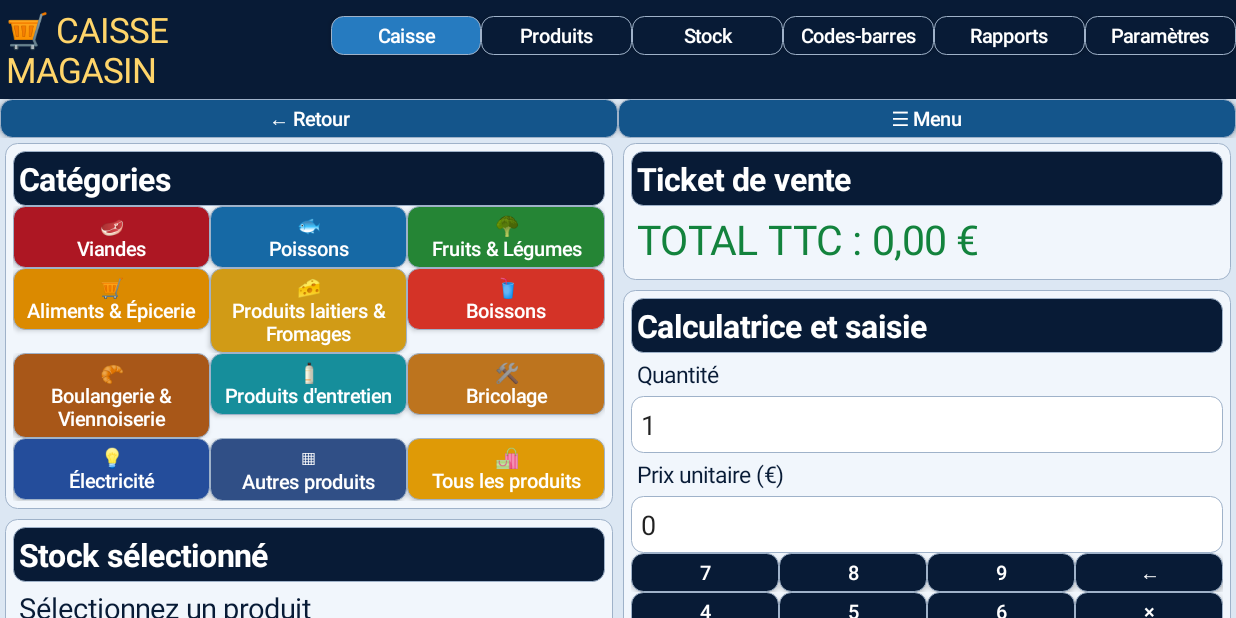
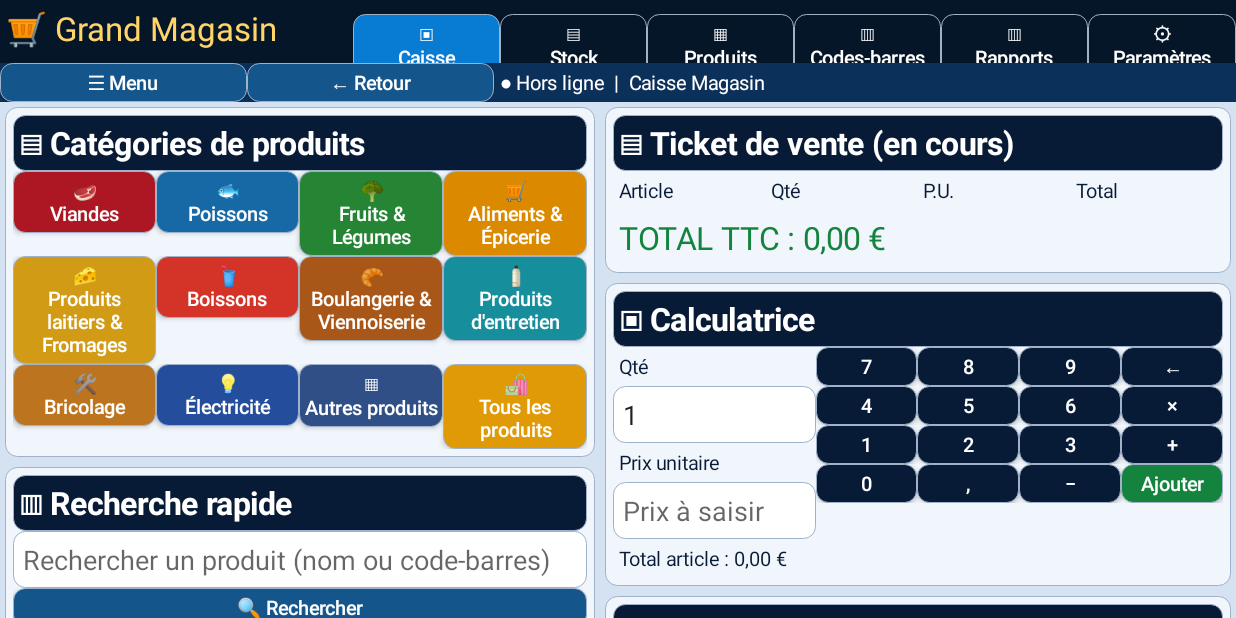
Before and after one commit to hadjahmedkad-ui/Caisse-Magasin, an Android app: the screen it shows after launch (MainActivity), on a phone screen of 824 x 412 dp (held sideways). Run offline under Robolectric (Android 15) with nearby library versions, the phone set to English and light mode, and no system bars.

Commit message:
Recomposer interface caisse proche des maquettes : grille 4x3, ticket tabulaire, calculatrice et paiements

```diff
--- a/app/src/main/java/com/caissemagasin/app/MainActivity.java
+++ b/app/src/main/java/com/caissemagasin/app/MainActivity.java
@@ -52,17 +52,51 @@ public class MainActivity extends Activity {
  JSONObject find(String code){for(JSONObject p:products)if(!code.isEmpty()&&p.optString("code").equals(code))return p;return null;}
  double total(){double t=0;for(JSONObject c:cart)t+=c.optDouble("qty")*c.optDouble("price");return t;}
  void toast(String s){Toast.makeText(this,s,Toast.LENGTH_LONG).show();}
- void show(String page){root=col();root.setBackgroundColor(0xffdce7f3);setContentView(root);LinearLayout top=row();top.setBackgroundColor(navy);root.addView(top);add(top,txt("🛒 CAISSE MAGASIN",23,gold),2.2f);for(String n:new String[]{"Caisse","Produits","Stock","Codes-barres","Rapports","Paramètres"})add(top,btn(n,n.equals(page)?0xff267bc0:navy,()->show(n)),1);
- LinearLayout nav=row();root.addView(nav);add(nav,btn("← Retour",blue,()->show("Caisse")),1);add(nav,btn("☰ Menu",blue,()->show("Caisse")),1);
- ScrollView scroll=new ScrollView(this);root.addView(scroll,new LinearLayout.LayoutParams(-1,0,1));body=col();scroll.addView(body);
- switch(page){case "Caisse":caisse();break;case "Produits":produits(null);break;case "Stock":stock();break;case "Codes-barres":codes();break;case "Rapports":rapports();break;default:parametres();}}
- void caisse(){LinearLayout main=row();body.addView(main);LinearLayout left=col(),right=col();main.addView(left,new LinearLayout.LayoutParams(0,-2,1));main.addView(right,new LinearLayout.LayoutParams(0,-2,1));
- LinearLayout categories=panel(left,"Catégories");for(int i=0;i<cats.length;i+=3){LinearLayout r=row();categories.addView(r);for(int j=i;j<Math.min(i+3,cats.length);j++){String c=cats[j];add(r,btn(catIcons[j]+"\n"+c,catColors[j],()->{show("Produits");produits(c);}),1);}}
- LinearLayout stock=panel(left,"Stock sélectionné");JSONObject selected=find(chosenCode);stock.addView(txt(selected==null?"Sélectionnez un produit":selected.optString("name")+" : "+selected.optDouble("stock")+" "+selected.optString("unit"),19,navy));
- LinearLayout ticket=panel(right,"Ticket de vente");for(JSONObject c:new ArrayList<>(cart)){LinearLayout r=row();ticket.addView(r);add(r,txt(c.optString("name")+" × "+c.optDouble("qty")+" = "+eur(c.optDouble("qty")*c.optDouble("price")),17,navy),4);add(r,btn("Retirer",0xffb02d37,()->{cart.remove(c);save();show("Caisse");}),1);}ticket.addView(txt("TOTAL TTC : "+eur(total()),27,green));
- LinearLayout calc=panel(right,"Calculatrice et saisie");qty=field("Quantité","1");price=field("Prix unitaire",selected==null?"0":String.valueOf(selected.optDouble("price")));calc.addView(txt("Quantité",15,navy));calc.addView(qty);calc.addView(txt("Prix unitaire (€)",15,navy));calc.addView(price);
- String[] keys={"7","8","9","←","4","5","6","×","1","2","3","+","0",",","−","Ajouter"};for(int i=0;i<keys.length;i+=4){LinearLayout r=row();calc.addView(r);for(int j=i;j<i+4;j++){String k=keys[j];add(r,btn(k,k.equals("Ajouter")?green:navy,()->key(k)),1);}}
- LinearLayout pay=panel(right,"Moyens de paiement");LinearLayout r=row();pay.addView(r);String[] methods={"Carte bancaire","Espèces","Chèque bancaire","Chèque restaurant"};int[] payColors={0xff1954d2,0xff159c2d,0xff852ac3,0xffef7900};for(int j=0;j<methods.length;j++){String method=methods[j];add(r,btn(method,payColors[j],()->pay(method)),1);}}
+ void show(String page){
+ root=col();root.setBackgroundColor(0xffd5e2f1);setContentView(root);
+ LinearLayout top=row();top.setBackgroundColor(0xff061629);root.addView(top);
+ add(top,txt("🛒 Grand Magasin",22,gold),2.4f);
+ String[] pages={"Caisse","Stock","Produits","Codes-barres","Rapports","Paramètres"};
+ String[] symbols={"▣","▤","▦","▥","▥","⚙"};
+ for(int i=0;i<pages.length;i++){String n=pages[i];add(top,btn(symbols[i]+"\n"+n,n.equals(page)?0xff087bd3:0xff061629,()->show(n)),1);}
+ LinearLayout nav=row();nav.setBackgroundColor(0xff0b315b);root.addView(nav);
+ add(nav,btn("☰ Menu",blue,()->show("Caisse")),1);
+ add(nav,btn("← Retour",blue,()->show("Caisse")),1);
+ add(nav,txt("● Hors ligne  |  Caisse Magasin",13,Color.WHITE),3);
+ ScrollView scroll=new ScrollView(this);root.addView(scroll,new LinearLayout.LayoutParams(-1,0,1));
+ body=col();scroll.addView(body);
+ switch(page){case "Caisse":caisse();break;case "Produits":produits(null);break;case "Stock":stock();break;case "Codes-barres":codes();break;case "Rapports":rapports();break;default:parametres();}
+ }
+ void caisse(){
+ LinearLayout main=row();body.addView(main);
+ LinearLayout left=col(),right=col();main.addView(left,new LinearLayout.LayoutParams(0,-2,1.04f));main.addView(right,new LinearLayout.LayoutParams(0,-2,1.1f));
+ LinearLayout categories=panel(left,"▤ Catégories de produits");
+ for(int i=0;i<cats.length;i+=4){LinearLayout r=row();categories.addView(r);for(int j=i;j<Math.min(i+4,cats.length);j++){String c=cats[j];int color=catColors[j];add(r,btn(catIcons[j]+"\n"+c,color,()->{show("Produits");produits(c.equals("Tous les produits")?null:c);}),1);}}
+ LinearLayout search=panel(left,"▥ Recherche rapide");
+ EditText query=field("Rechercher un produit (nom ou code-barres)","");search.addView(query);
+ search.addView(btn("🔍 Rechercher",blue,()->{String q=query.getText().toString().trim().toLowerCase(Locale.ROOT);for(JSONObject p:products)if(p.optString("name").toLowerCase(Locale.ROOT).contains(q)||p.optString("code").toLowerCase(Locale.ROOT).equals(q)){chosen=p.optString("name");chosenCode=p.optString("code");show("Produits");return;}toast("Produit introuvable");}));
+ LinearLayout stock=panel(left,"▣ Stock en temps réel");
+ JSONObject selected=find(chosenCode);stock.addView(txt(selected==null?"Choisissez un article":selected.optString("name")+"  •  "+selected.optDouble("stock")+" "+selected.optString("unit"),15,navy));
+ LinearLayout ticket=panel(right,"▤ Ticket de vente (en cours)");
+ LinearLayout headers=row();ticket.addView(headers);for(String h:new String[]{"Article","Qté","P.U.","Total"})add(headers,txt(h,13,navy),1);
+ for(JSONObject c:new ArrayList<>(cart)){LinearLayout r=row();ticket.addView(r);add(r,txt(c.optString("name"),13,navy),2);add(r,txt(String.valueOf(c.optDouble("qty")),13,navy),1);add(r,txt(eur(c.optDouble("price")),13,navy),1);add(r,txt(eur(c.optDouble("qty")*c.optDouble("price")),13,navy),1);add(r,btn("✕",0xffbd172b,()->{cart.remove(c);save();show("Caisse");}),0.5f);}
+ ticket.addView(txt("TOTAL TTC : "+eur(total()),21,green));
+ LinearLayout calc=panel(right,"▣ Calculatrice");
+ LinearLayout entry=row();calc.addView(entry);
+ LinearLayout fields=col();entry.addView(fields,new LinearLayout.LayoutParams(0,-2,1));
+ fields.addView(txt("Qté",13,navy));qty=field("Quantité","1");fields.addView(qty);
+ fields.addView(txt("Prix unitaire",13,navy));price=field("Prix à saisir",selected==null||selected.optDouble("price")==0?"":String.valueOf(selected.optDouble("price")));fields.addView(price);
+ fields.addView(txt("Total article : "+eur(selected==null?0:selected.optDouble("price")),13,navy));
+ LinearLayout keypad=col();entry.addView(keypad,new LinearLayout.LayoutParams(0,-2,2));
+ String[] keys={"7","8","9","←","4","5","6","×","1","2","3","+","0",",","−","Ajouter"};
+ for(int i=0;i<keys.length;i+=4){LinearLayout r=row();keypad.addView(r);for(int j=i;j<i+4;j++){String k=keys[j];add(r,btn(k,k.equals("Ajouter")?green:navy,()->key(k)),1);}}
+ LinearLayout pay=panel(right,"▣ Paiement");
+ LinearLayout r=row();pay.addView(r);
+ String[] methods={"Carte bancaire","Espèces","Chèque bancaire","Chèque restaurant"};
+ String[] icons={"▣","▤","▥","▦"};
+ int[] payColors={0xff1954d2,0xff159c2d,0xff852ac3,0xffef7900};
+ for(int j=0;j<methods.length;j++){String method=methods[j];add(r,btn(icons[j]+"\n"+method,payColors[j],()->pay(method)),1);}
+ }
  void key(String k){if(k.equals("Ajouter")){double q=num(qty.getText().toString()),p=num(price.getText().toString());if(q<=0||p<0){toast("Quantité ou prix incorrect");return;}JSONObject selected=find(chosenCode);if(selected!=null){double existing=0;for(JSONObject c:cart)if(c.optString("code").equals(chosenCode))existing+=c.optDouble("qty");if(q+existing>selected.optDouble("stock")){toast("Stock insuffisant");return;}}JSONObject c=item(chosen.isEmpty()?"Article manuel":chosen,"",chosenCode,"pièce",0,p,0);try{c.put("qty",q);}catch(Exception e){}cart.add(c);save();show("Caisse");return;}
  EditText e=qty.hasFocus()?qty:price;String s=e.getText().toString();if(k.equals("←"))s=s.isEmpty()?"":s.substring(0,s.length()-1);else if(k.equals("+"))s=String.valueOf(num(s)+1);else if(k.equals("−"))s=String.valueOf(Math.max(0,num(s)-1));else if(k.equals("×"))s=String.valueOf(num(s)*2);else s+=k.equals(",")?".":k;e.setText(s);e.setSelection(s.length());}
  void produits(String category){
```
